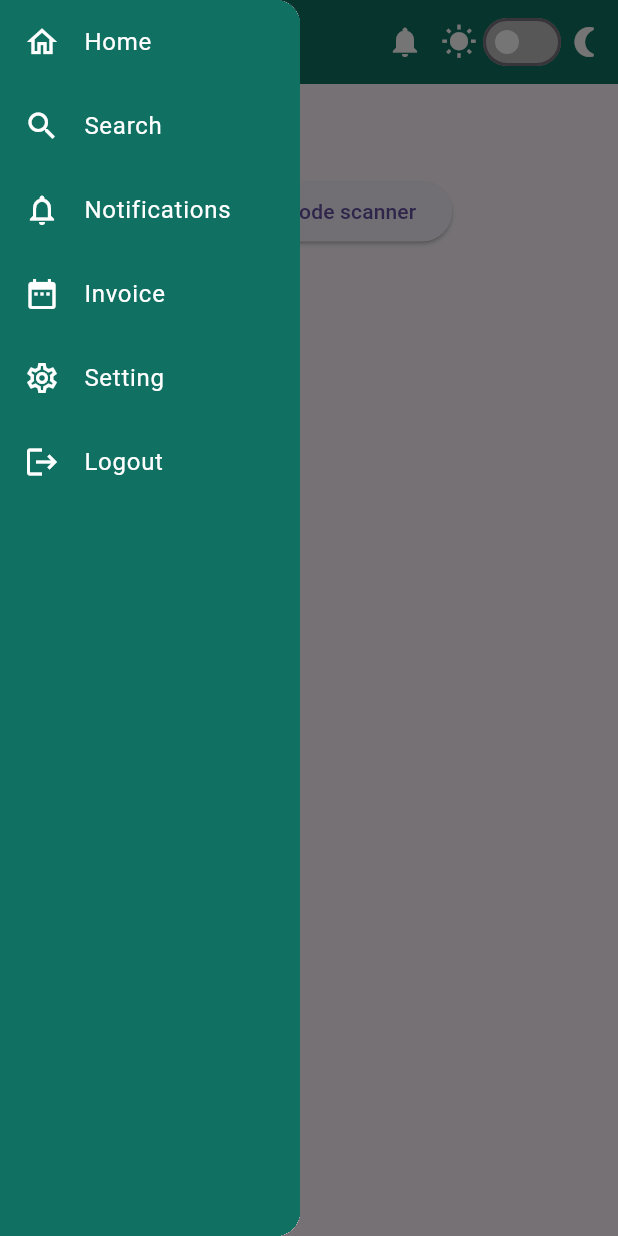
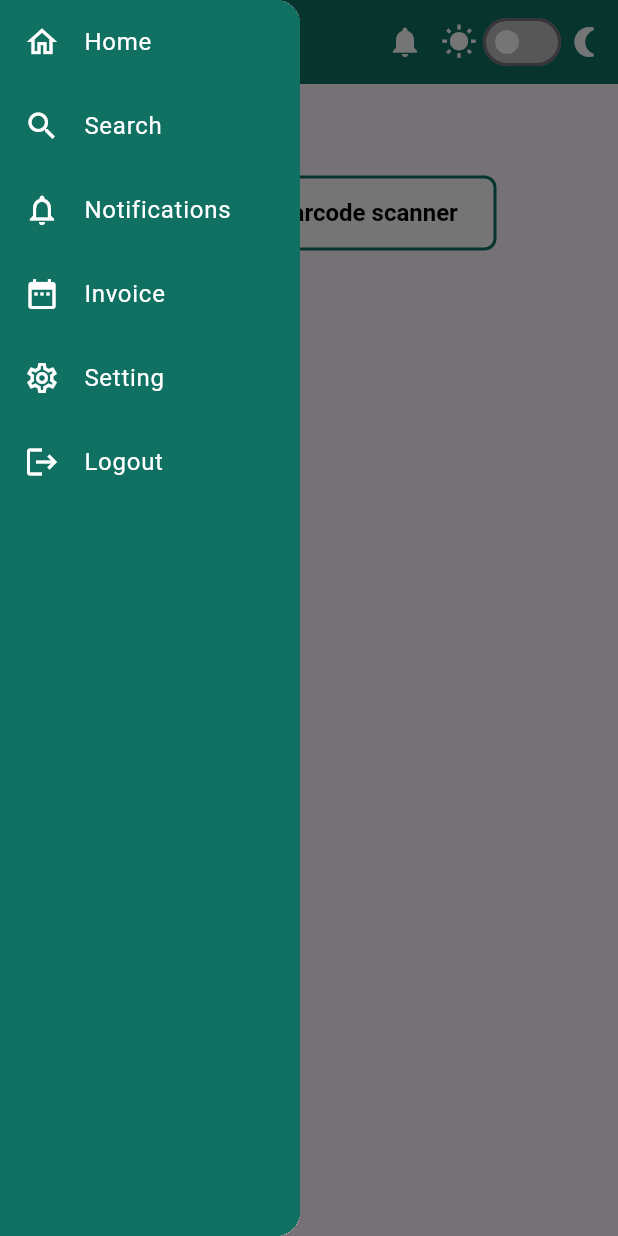
Before and after one commit to Emad-Nasri/pharmacy-app, a Flutter app: the HomePage screen opened directly, in the side drawer, after a tap on the "notifications" icon, on a phone screen of 412 x 824 dp. Run offline on Flutter 3.47's test engine with Material 3 defaults, Android fonts, the light colour scheme and no system bars; our stand-ins replace firebase_core, firebase_messaging, get, get_storage, pdf, printing; missing offline and left inert: mobile_scanner; accounts and stored records are empty; network calls fail.

Commit message:
create theme color to edite theme color easily

```diff
--- a/lib/pages/home_page.dart
+++ b/lib/pages/home_page.dart
@@ -8,6 +8,7 @@ import 'package:pharmacy_app/generated/l10n.dart';
 import 'package:pharmacy_app/pages/scanner_page.dart';
 import 'package:pharmacy_app/pages/notification_page.dart';
 import 'package:pharmacy_app/theme/theme_controller.dart';
+import 'package:pharmacy_app/variabels/theme_color.dart';
 
 class HomePage extends StatelessWidget {
   const HomePage({super.key});
@@ -16,11 +17,6 @@ class HomePage extends StatelessWidget {
   Widget build(BuildContext context) {
     final ThemeController themeController = Get.find();
     final CategoryController categoryController = Get.put(CategoryController());
-
-    final isDarkMode = themeController.theme == ThemeMode.dark;
-    final appBarColor =
-        isDarkMode ? Colors.grey.shade900 : const Color(0xff107163);
-    final iconColor = isDarkMode ? Colors.yellow : Colors.white;
 
     return Scaffold(
       backgroundColor: Theme.of(context).colorScheme.surface,
@@ -97,14 +93,38 @@ class HomePage extends StatelessWidget {
                 },
               ),
               ElevatedButton(
+                style: ElevatedButton.styleFrom(
+                  backgroundColor:
+                      isDarkMode ? Colors.grey.shade800 : Colors.white,
+                  foregroundColor: isDarkMode ? Colors.yellow : Colors.black,
+                  shape: RoundedRectangleBorder(
+                    borderRadius: BorderRadius.circular(8),
+                  ),
+                  elevation: 0,
+                  minimumSize: const Size(0, 0),
+                  maximumSize: const Size(250, 50),
+                  side: const BorderSide(
+                    color: Color(0xff107163),
+                    width: 2,
+                  ),
+                  alignment: Alignment.center,
+                  padding: const EdgeInsets.all(10),
+                  textStyle: const TextStyle(
+                    fontSize: 16,
+                    fontWeight: FontWeight.bold,
+                  ),
+                ),
                 onPressed: () {
-                  Navigator.push(
-                    context,
-                    MaterialPageRoute(builder: (_) => const ScannerPage()),
-                  );
+                  Get.to(const ScannerPage());
+                  print('go to scanner page');
                 },
-                child: Text(S.of(context).open_barcode_scanner),
-              )
+                child: Row(
+                  children: [
+                    Image.asset('assets/images/barcode.png', height: 50),
+                    Text(S.of(context).open_barcode_scanner),
+                  ],
+                ),
+              ),
             ],
           ),
         );
--- /dev/null
+++ b/lib/variabels/theme_color.dart
@@ -0,0 +1,24 @@
+import 'package:flutter/material.dart';
+import 'package:get/get.dart';
+import 'package:pharmacy_app/theme/theme_controller.dart';
+
+final ThemeController themeController = Get.find();
+
+final isDarkMode = themeController.theme == ThemeMode.dark;
+final appBarColor = isDarkMode ? Colors.grey.shade900 : const Color(0xff107163);
+final iconColor = isDarkMode ? Colors.yellow : Colors.white;
+
+final textColor = isDarkMode ? Colors.yellow : Colors.black;
+final appBarTextColor = isDarkMode ? Colors.yellow : Colors.white;
+
+final tabBarColor = isDarkMode ? Colors.yellow : const Color(0xff107163);
+final boxDecorationColor =
+    isDarkMode ? Colors.grey.shade800 : const Color(0xff107163);
+final borderColor = isDarkMode ? Colors.yellow : Colors.black;
+final settingColor =
+    isDarkMode ? Colors.yellow : const Color.fromARGB(255, 177, 170, 170);
+final menuColor = isDarkMode ? Colors.yellow : Colors.white;
+final containerColor = isDarkMode ? Colors.grey.shade900 : Colors.white;
+final searchColor = isDarkMode ? Colors.yellow : const Color(0xff107163);
+final laserLineColor = isDarkMode ? Colors.yellow : const Color(0xff107163);
+final titleAndIconColor = isDarkMode ? Colors.yellow : Colors.white;
```
Also changed, not shown: lib/pages/category_page.dart (+1 -9 lines), lib/pages/details_page.dart (+1 -7 lines), lib/pages/invoice_page.dart (+1 -11 lines), lib/pages/notification_page.dart (+1 -12 lines), lib/pages/scanner_page.dart (+1 -6 lines), lib/pages/search_page.dart (+1 -6 lines), lib/pages/setting_page.dart (+1 -11 lines).
